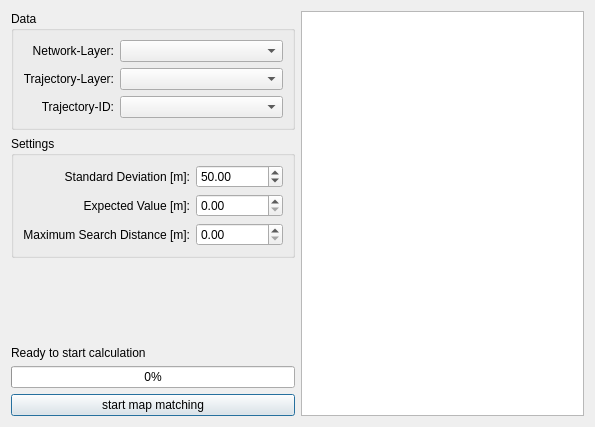
This is src/offlinemapmatching/offline_map_matching_dialog_base.ui in jagodki/Offline-MapMatching as Qt 5 draws it before an edit. The edited form follows.
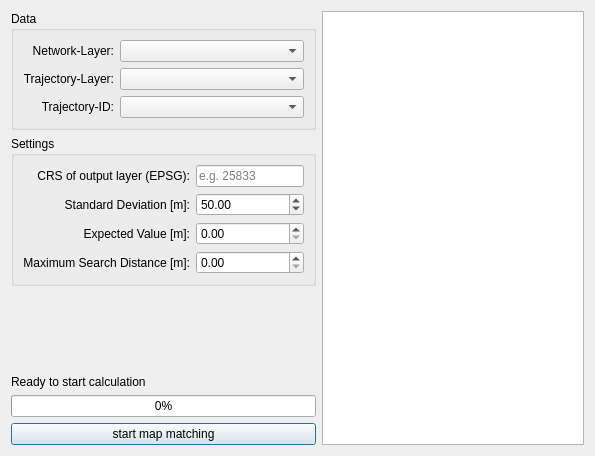
This is the edited form.

Commit message: debugging crs of output layer

What changed in the file:
```diff
--- a/src/offlinemapmatching/offline_map_matching_dialog_base.ui
+++ b/src/offlinemapmatching/offline_map_matching_dialog_base.ui
@@ -7,7 +7,7 @@
     <x>0</x>
     <y>0</y>
     <width>595</width>
-    <height>427</height>
+    <height>456</height>
    </rect>
   </property>
   <property name="windowTitle">
@@ -109,17 +109,7 @@
        <layout class="QVBoxLayout" name="verticalLayout_5">
         <item>
          <layout class="QGridLayout" name="gridLayout_2">
-          <item row="0" column="0">
-           <widget class="QLabel" name="label_sigma">
-            <property name="text">
-             <string>Standard Deviation [m]:</string>
-            </property>
-            <property name="alignment">
-             <set>Qt::AlignRight|Qt::AlignTrailing|Qt::AlignVCenter</set>
-            </property>
-           </widget>
-          </item>
-          <item row="1" column="0">
+          <item row="2" column="0">
            <widget class="QLabel" name="label_my">
             <property name="text">
              <string>Expected Value [m]:</string>
@@ -129,7 +119,7 @@
             </property>
            </widget>
           </item>
-          <item row="2" column="0">
+          <item row="3" column="0">
            <widget class="QLabel" name="label_max">
             <property name="text">
              <string>Maximum Search Distance [m]:</string>
@@ -139,21 +129,7 @@
             </property>
            </widget>
           </item>
-          <item row="2" column="1">
-           <widget class="QDoubleSpinBox" name="doubleSpinBox_max">
-            <property name="maximum">
-             <double>9900000000.989999771118164</double>
-            </property>
-           </widget>
-          </item>
           <item row="1" column="1">
-           <widget class="QDoubleSpinBox" name="doubleSpinBox_my">
-            <property name="maximum">
-             <double>9900000000.989999771118164</double>
-            </property>
-           </widget>
-          </item>
-          <item row="0" column="1">
            <widget class="QDoubleSpinBox" name="doubleSpinBox_sigma">
             <property name="maximum">
              <double>9900000000.989999771118164</double>
@@ -163,6 +139,47 @@
             </property>
            </widget>
           </item>
+          <item row="1" column="0">
+           <widget class="QLabel" name="label_sigma">
+            <property name="text">
+             <string>Standard Deviation [m]:</string>
+            </property>
+            <property name="alignment">
+             <set>Qt::AlignRight|Qt::AlignTrailing|Qt::AlignVCenter</set>
+            </property>
+           </widget>
+          </item>
+          <item row="3" column="1">
+           <widget class="QDoubleSpinBox" name="doubleSpinBox_max">
+            <property name="maximum">
+             <double>9900000000.989999771118164</double>
+            </property>
+           </widget>
+          </item>
+          <item row="2" column="1">
+           <widget class="QDoubleSpinBox" name="doubleSpinBox_my">
+            <property name="maximum">
+             <double>9900000000.989999771118164</double>
+            </property>
+           </widget>
+          </item>
+          <item row="0" column="0">
+           <widget class="QLabel" name="label_crs">
+            <property name="text">
+             <string>CRS of output layer (EPSG):</string>
+            </property>
+            <property name="alignment">
+             <set>Qt::AlignRight|Qt::AlignTrailing|Qt::AlignVCenter</set>
+            </property>
+           </widget>
+          </item>
+          <item row="0" column="1">
+           <widget class="QLineEdit" name="lineEdit_crs">
+            <property name="placeholderText">
+             <string>e.g. 25833</string>
+            </property>
+           </widget>
+          </item>
          </layout>
         </item>
        </layout>
```
Left out of the diff: 3 changed lines with no effect on the pictures. The commit also changes 5 other files.
